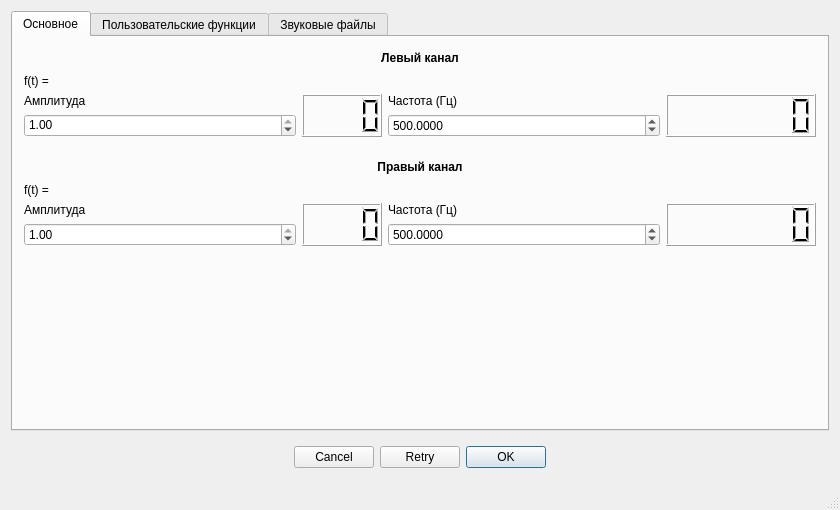
Old version of the form soundGEN/mainwindow.ui in the repository Posedelov-Evgeniy/Sgen.
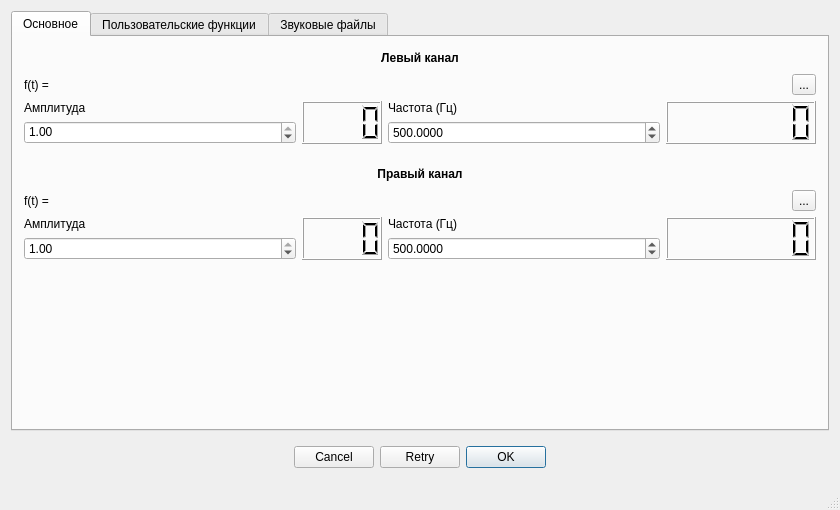
New version of the form.

Diff of the .ui file:
```diff
--- a/soundGEN/mainwindow.ui
+++ b/soundGEN/mainwindow.ui
@@ -113,6 +113,13 @@
                   </property>
                  </widget>
                 </item>
+                <item>
+                 <widget class="QToolButton" name="left_dialog_functions_btn">
+                  <property name="text">
+                   <string>...</string>
+                  </property>
+                 </widget>
+                </item>
                </layout>
               </item>
               <item>
@@ -291,6 +298,13 @@
                   </property>
                  </widget>
                 </item>
+                <item>
+                 <widget class="QToolButton" name="right_dialog_functions_btn">
+                  <property name="text">
+                   <string>...</string>
+                  </property>
+                 </widget>
+                </item>
                </layout>
               </item>
               <item>
```
